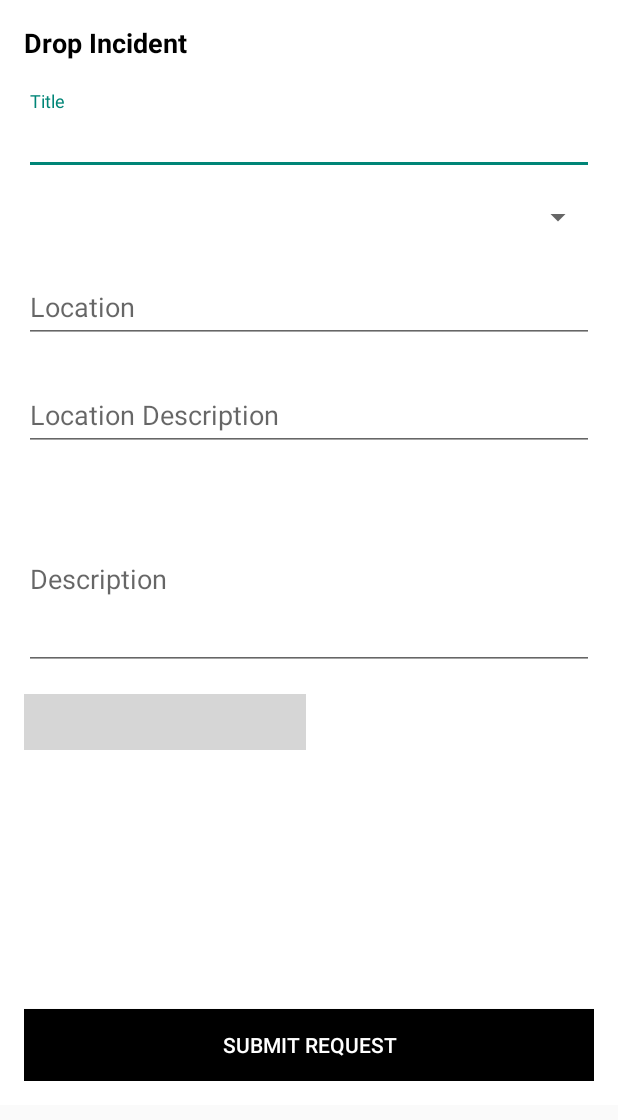
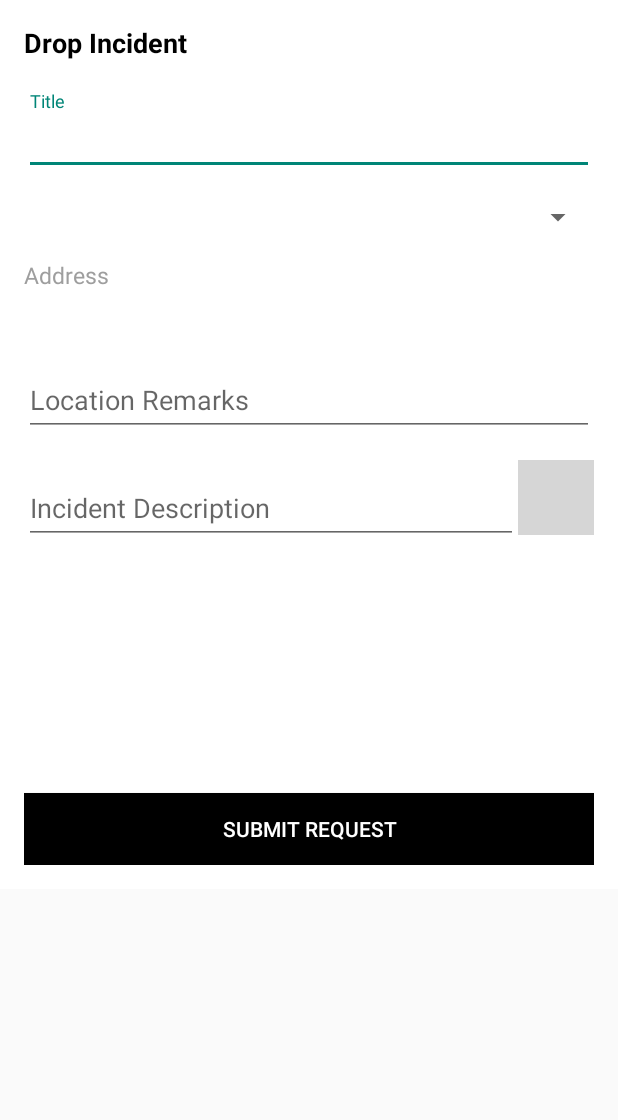
Before and after one commit to YoongWei/Bing_CMS, an Android app: the layout submit_bottom_sheet.xml on its own in the app's theme, with its tools: preview values and no code run, on a phone screen of 412 x 824 dp. Shown: the top 1120 px of the screen. Run offline under Robolectric (Android 15) with nearby library versions, the phone set to English and light mode, and no system bars; grey boxes are pictures that could not be loaded.

Commit message:
fixed UI

```diff
--- a/app/src/main/java/com/ntu/cz3003/CMS/models/IncidentsAdapter.java
+++ b/app/src/main/java/com/ntu/cz3003/CMS/models/IncidentsAdapter.java
@@ -45,9 +45,9 @@ public class IncidentsAdapter extends RecyclerView.Adapter<IncidentsAdapter.MyVi
     @Override
     public void onBindViewHolder(IncidentsAdapter.MyViewHolder holder, int position) {
         Incidents incidents = incidentsList.get(position);
-        holder.title.setText("Title: " + incidents.getTitle());
-        holder.createdAt.setText("CreatedAt "  + incidents.getCreateAt());
-        holder.description.setText("Description: " + incidents.getDescription());
+        holder.title.setText(incidents.getTitle());
+        holder.createdAt.setText(incidents.getcreatedAt().toString());
+        holder.description.setText(incidents.getDescription());
         //holder.geopoints.setText(address);
         //Picasso.get().load(incidents.getImageUri()).into(holder.wasteImage);
     }
--- a/app/src/main/java/com/ntu/cz3003/CMS/ui/MapsActivity.java
+++ b/app/src/main/java/com/ntu/cz3003/CMS/ui/MapsActivity.java
@@ -124,7 +124,7 @@ public class MapsActivity extends AppCompatActivity implements
     private ImageView uploadImageButton;
     private ImageView showImage;
     private ProgressBar submitProgressBar;
-    private EditText locationInput;
+    private TextView locationInput;
     private EditText locationDescriptionInput;
     private EditText descriptionInput;
 
@@ -385,7 +385,7 @@ public class MapsActivity extends AppCompatActivity implements
     }
 
     private void loadCategoryIntoSpinner() {
-        String[] categories = new String[]{"Aluminium", "E-Waste", "Plastic", "Paper"};
+        String[] categories = new String[]{"Flood", "Fire Incident", "Terrorist Attack", "Chemical Leaking", "Tsunami", "Typhoon"};
         ArrayAdapter<String> adapter = new ArrayAdapter<String>(this, android.R.layout.simple_spinner_item, categories) {
             public View getView(int position, View convertView, ViewGroup parent) {
                 View v = super.getView(position, convertView, parent);
--- a/app/src/main/res/layout/submit_bottom_sheet.xml
+++ b/app/src/main/res/layout/submit_bottom_sheet.xml
@@ -40,19 +40,22 @@
         android:layout_height="wrap_content"
         android:layout_marginBottom="16dp" />
 
-    <android.support.design.widget.TextInputLayout
-        android:id="@+id/locationLayout"
+    <TextView
+        android:id="@+id/locationText"
         android:layout_width="match_parent"
-        android:layout_height="wrap_content">
-
-        <EditText
+        android:layout_height="wrap_content"
+        android:textSize="15dp"
+        android:textColor="#9E9E9E"
+        android:text="Address"
+        android:inputType="text" />
+        <TextView
             android:id="@+id/locationInput"
             android:layout_width="match_parent"
             android:layout_height="wrap_content"
             android:layout_marginBottom="16dp"
-            android:hint="Location"
+            android:textSize="18dp"
             android:inputType="text" />
-    </android.support.design.widget.TextInputLayout>
+
 
     <android.support.design.widget.TextInputLayout
         android:id="@+id/locationDescriptionLayout"
@@ -64,34 +67,36 @@
             android:layout_width="match_parent"
             android:layout_height="wrap_content"
             android:layout_marginBottom="16dp"
-            android:hint="Location Description"
+            android:hint="Location Remarks"
             android:inputType="text" />
     </android.support.design.widget.TextInputLayout>
+    <LinearLayout
+        android:layout_width="match_parent"
+        android:layout_height="match_parent"
+        android:orientation="horizontal"
+        android:weightSum="10">
     <android.support.design.widget.TextInputLayout
         android:id="@+id/descriptionLayout"
-        android:layout_width="match_parent"
+        android:layout_width="329dp"
         android:layout_height="wrap_content">
+
         <EditText
             android:id="@+id/descriptionInput"
-            android:layout_width="match_parent"
-            android:layout_height="119dp"
+            android:layout_width="329dp"
+            android:layout_height="wrap_content"
             android:layout_marginBottom="16dp"
-            android:hint="Description"
-            android:inputType="textMultiLine" />
+            android:hint="Incident Description"
+            android:inputType="text" />
     </android.support.design.widget.TextInputLayout>
+    <ImageView
+        android:id="@+id/uploadImageButton"
+        android:layout_width="60dp"
+        android:layout_height="50dp"
+        android:layout_weight="4"
+        android:layout_toRightOf="@id/descriptionInput"
+        android:src="@drawable/ic_addimage" />
 
-    <LinearLayout
-        android:layout_width="match_parent"
-        android:layout_height="60dp"
-        android:orientation="horizontal"
-        android:weightSum="10">
 
-        <ImageView
-            android:id="@+id/uploadImageButton"
-            android:layout_width="60dp"
-            android:layout_height="37dp"
-            android:layout_weight="4"
-            android:src="@drawable/ic_addimage" />
     </LinearLayout>
 
     <RelativeLayout
```
Also changed, not shown: app/src/main/java/com/ntu/cz3003/CMS/models/Incidents.java (+18 -18 lines), app/src/main/res/layout/incidents_list.xml (+40 -5 lines).
